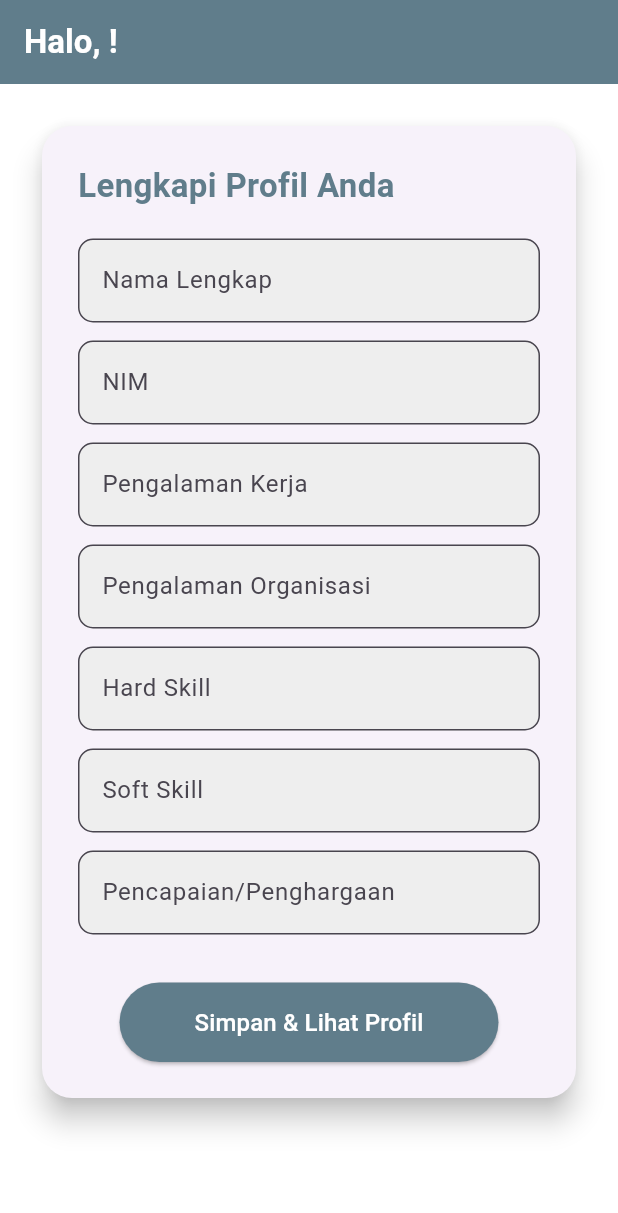
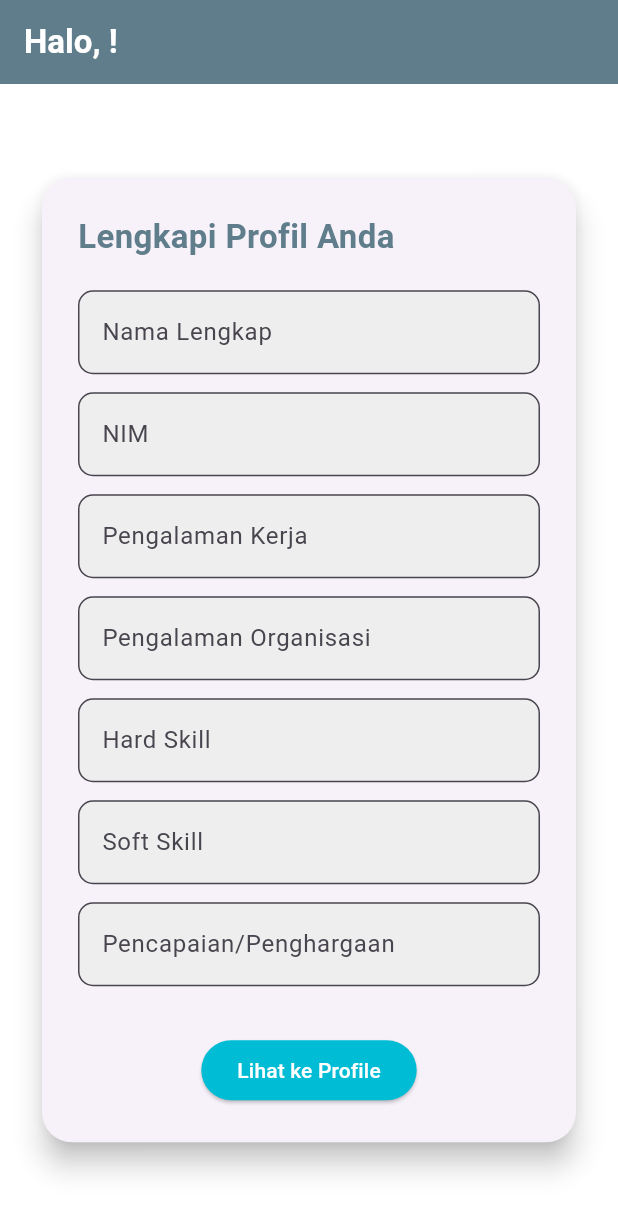
Before and after one commit to aruma19/CV-Basic-Mobile, a Flutter app: the HomePage screen opened directly with empty values, on a phone screen of 412 x 824 dp. Shown: the top 1213 px of the screen. Run offline on Flutter 3.47's test engine with Material 3 defaults, Android fonts, the light colour scheme and no system bars.

Commit message:
update file home_page.dart

```diff
--- a/lib/home_page.dart
+++ b/lib/home_page.dart
@@ -1,5 +1,6 @@
 import 'package:flutter/material.dart';
 import 'package:tugas_latihankuis/profil_page.dart';
+import 'package:tugas_latihankuis/save_button.dart'; // Import tombol custom
 
 class HomePage extends StatefulWidget {
   final String username;
@@ -33,7 +34,8 @@ class _HomePageState extends State<HomePage> {
         backgroundColor: Colors.blueGrey,
         foregroundColor: Colors.white,
       ),
-      body: SingleChildScrollView(
+      body: Center(
+        child: SingleChildScrollView(
           child: Padding(
             padding: const EdgeInsets.all(24.0),
             child: Card(
@@ -44,6 +46,7 @@ class _HomePageState extends State<HomePage> {
               child: Padding(
                 padding: const EdgeInsets.all(24.0),
                 child: Column(
+                  mainAxisSize: MainAxisSize.min, // Agar ukuran sesuai kontennya
                   crossAxisAlignment: CrossAxisAlignment.start,
                   children: [
                     const Text(
@@ -60,12 +63,7 @@ class _HomePageState extends State<HomePage> {
                     _buildTextField(_achivementController, 'Pencapaian/Penghargaan'),
                     const SizedBox(height: 20),
                     Center(
-                    child: ElevatedButton(
-                      style: ElevatedButton.styleFrom(
-                        backgroundColor: Colors.blueGrey,
-                        foregroundColor: Colors.white,
-                        padding: const EdgeInsets.symmetric(horizontal: 50, vertical: 15),
-                      ),
+                      child: SaveButton(
                         onPressed: () {
                           Navigator.push(
                             context,
@@ -84,7 +82,6 @@ class _HomePageState extends State<HomePage> {
                             ),
                           );
                         },
-                      child: const Text('Simpan & Lihat Profil', style: TextStyle(fontSize: 16)),
                       ),
                     ),
                   ],
@@ -93,6 +90,8 @@ class _HomePageState extends State<HomePage> {
             ),
           ),
         ),
+      ),
+
     );
   }
 
```
Lines whose indentation alone changed are shown as unchanged.
